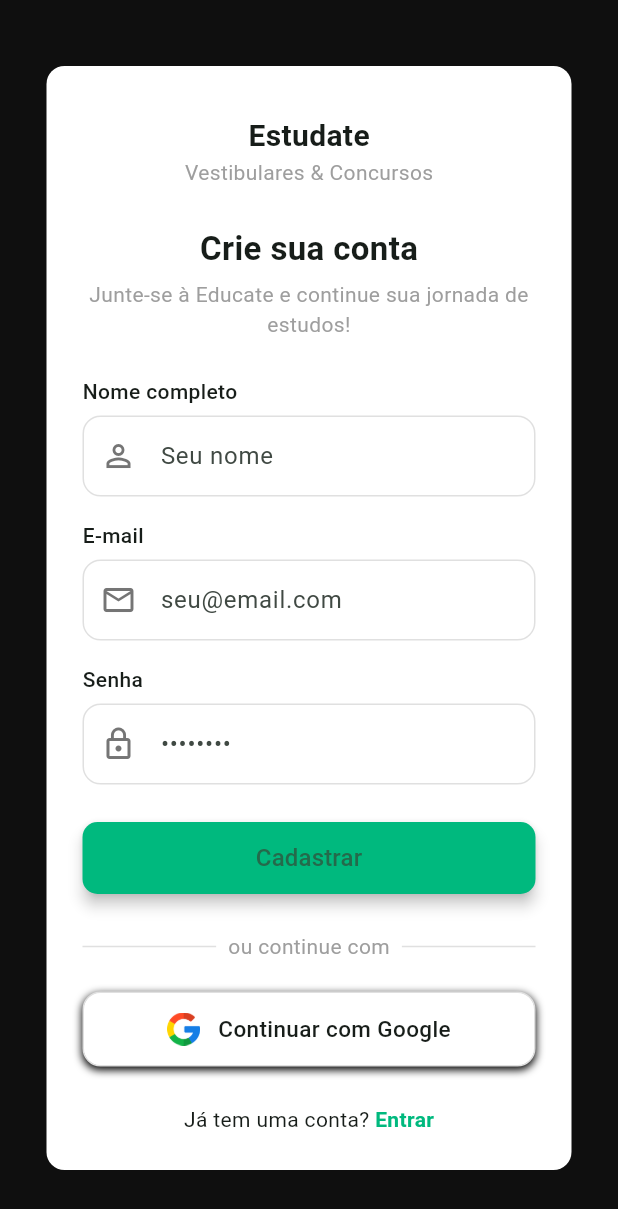
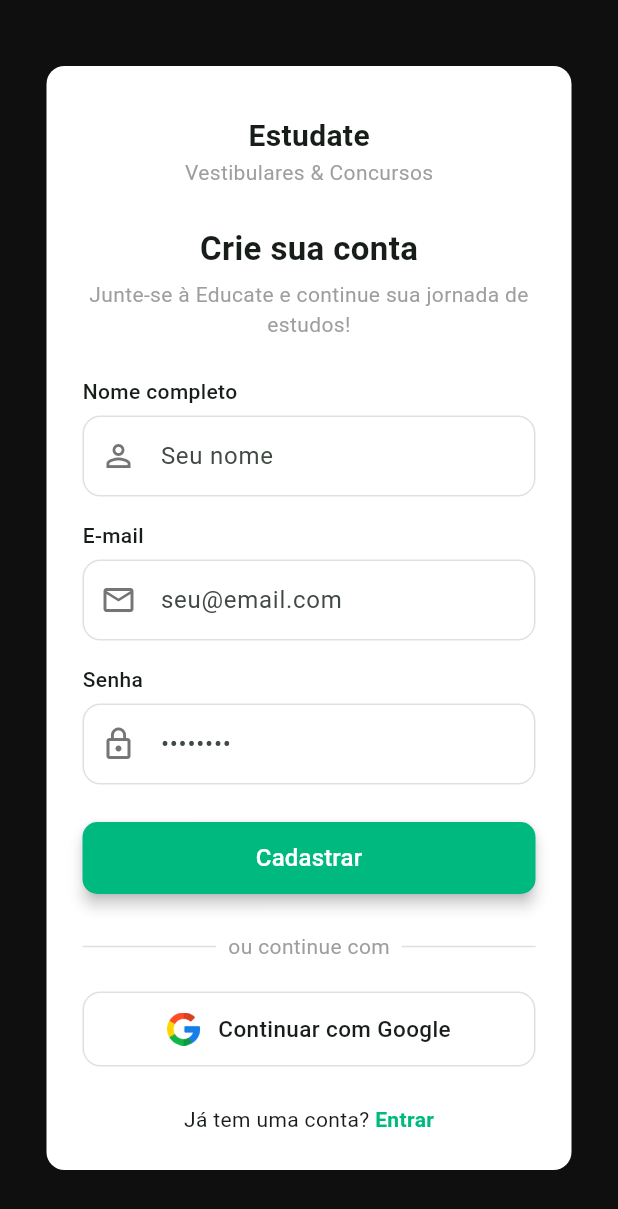
Before and after one commit to reallease/startup-educate, a Flutter app: the screen it shows after launch, after a tap on "Cadastre-se gratuitamente", on a phone screen of 412 x 824 dp. Shown: the top 1209 px of the screen. Run offline on Flutter 3.47's test engine with Material 3 defaults, Android fonts, the phone set to English and light mode, and no system bars; Roboto replaces fonts that are missing (Poppins).

Commit message:
refactor: change text color

```diff
--- a/educate_app/lib/features/auth/view/pages/login_page.dart
+++ b/educate_app/lib/features/auth/view/pages/login_page.dart
@@ -109,7 +109,7 @@
                       elevation: 4,
                     ),
                     onPressed: () {},
-                    child: const Text('Entrar', style: TextStyle(fontSize: 16)),
+                    child: const Text('Entrar', style: TextStyle(fontSize: 16, color: Colors.white)),
                   ),
                 ),
 
@@ -126,13 +126,6 @@
                       color: Colors.white,
                       borderRadius: BorderRadius.circular(12),
                       border: Border.all(color: Colors.grey[300]!),
-                      boxShadow: [
-                        BoxShadow(
-                          color: Colors.black.withValues(),
-                          blurRadius: 4,
-                          offset: const Offset(0, 2),
-                        ),
-                      ],
                     ),
                     child: Row(
                       mainAxisAlignment: MainAxisAlignment.center,
--- a/educate_app/lib/features/auth/view/pages/register_screen.dart
+++ b/educate_app/lib/features/auth/view/pages/register_screen.dart
@@ -85,13 +85,12 @@
                     onPressed: () {},
                     child: const Text(
                       'Cadastrar',
-                      style: TextStyle(fontSize: 16),
+                      style: TextStyle(fontSize: 16, color: Colors.white),
                     ),
                   ),
                 ),
                 const SizedBox(height: 25),
 
-                // Linha "ou continue com"
                 Row(
                   children: [
                     Expanded(child: Divider(color: Colors.grey[300], thickness: 1)),
@@ -113,13 +112,6 @@
                       color: Colors.white,
                       borderRadius: BorderRadius.circular(12),
                       border: Border.all(color: Colors.grey[300]!),
-                      boxShadow: [
-                        BoxShadow(
-                          color: Colors.black.withValues(),
-                          blurRadius: 4,
-                          offset: const Offset(0, 2),
-                        ),
-                      ],
                     ),
                     child: Row(
                       mainAxisAlignment: MainAxisAlignment.center,
```
